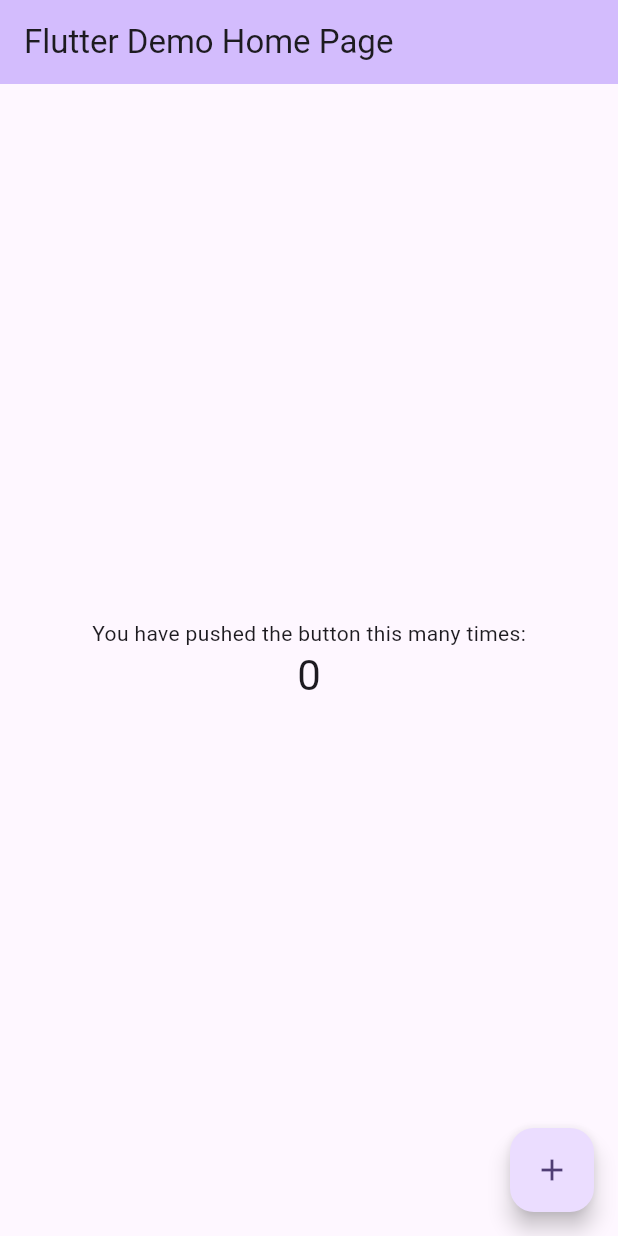
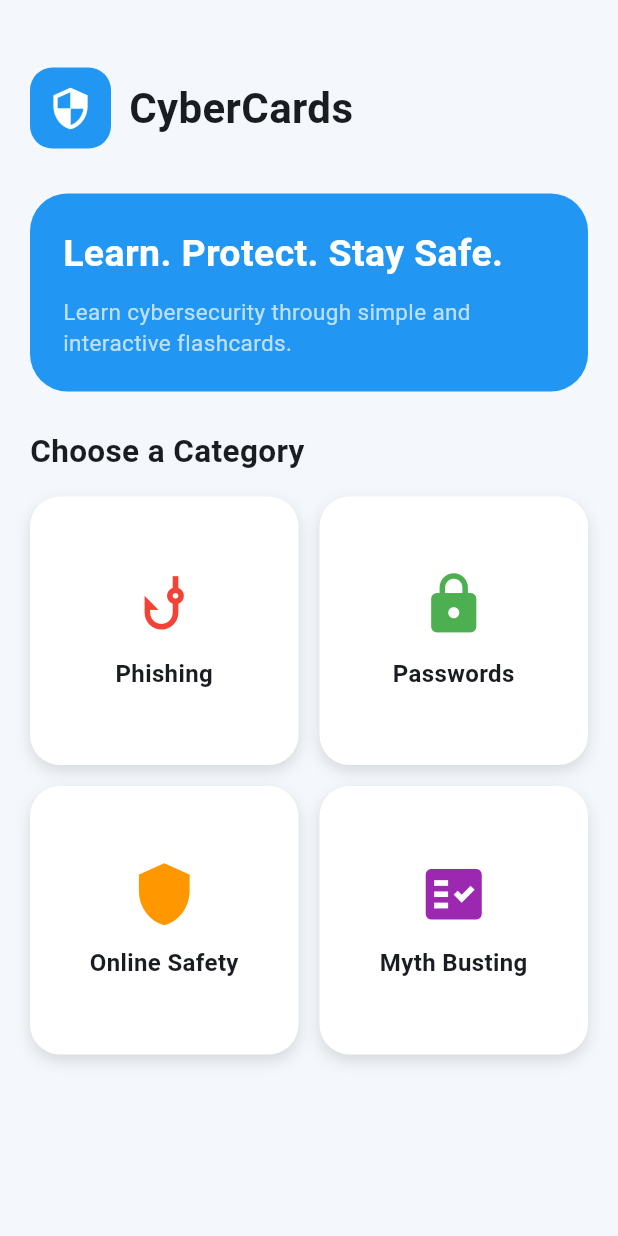
Before and after one commit to KhanArshad6053/CyberCards, a Flutter app: the screen it shows after launch, on a phone screen of 412 x 824 dp. Run offline on Flutter 3.47's test engine with Material 3 defaults, Android fonts, the phone set to English and light mode, and no system bars.

Commit message:
Update CyberCards app

```diff
--- a/cyber_cards/analysis_options.yaml
+++ b/cyber_cards/analysis_options.yaml
@@ -13,6 +13,7 @@ analyzer:
   exclude:
     - build/**
     - android/**
+    - web/**
 
 linter:
   # The lint rules applied to this project can be customized in the
--- a/cyber_cards/lib/main.dart
+++ b/cyber_cards/lib/main.dart
@@ -1,121 +1,380 @@
-import 'package:flutter/material.dart';
+ import 'package:flutter/material.dart';
+import 'data/cyber_cards.dart';
 
 void main() {
-  runApp(const MyApp());
+  runApp(const CyberCardsApp());
 }
 
-class MyApp extends StatelessWidget {
-  const MyApp({super.key});
+class CyberCardsApp extends StatelessWidget {
+  const CyberCardsApp({super.key});
 
-  // This widget is the root of your application.
   @override
   Widget build(BuildContext context) {
     return MaterialApp(
-      title: 'Flutter Demo',
+      debugShowCheckedModeBanner: false,
+      title: 'CyberCards',
       theme: ThemeData(
-        // This is the theme of your application.
-        //
-        // TRY THIS: Try running your application with "flutter run". You'll see
-        // the application has a purple toolbar. Then, without quitting the app,
-        // try changing the seedColor in the colorScheme below to Colors.green
-        // and then invoke "hot reload" (save your changes or press the "hot
-        // reload" button in a Flutter-supported IDE, or press "r" if you used
-        // the command line to start the app).
-        //
-        // Notice that the counter didn't reset back to zero; the application
-        // state is not lost during the reload. To reset the state, use hot
-        // restart instead.
-        //
-        // This works for code too, not just values: Most code changes can be
-        // tested with just a hot reload.
-        colorScheme: .fromSeed(seedColor: Colors.deepPurple),
+        colorScheme: ColorScheme.fromSeed(
+          seedColor: Colors.blue,
+        ),
+        useMaterial3: true,
       ),
-      home: const MyHomePage(title: 'Flutter Demo Home Page'),
+      home: const HomeScreen(),
     );
   }
 }
 
-class MyHomePage extends StatefulWidget {
-  const MyHomePage({super.key, required this.title});
-
-  // This widget is the home page of your application. It is stateful, meaning
-  // that it has a State object (defined below) that contains fields that affect
-  // how it looks.
-
-  // This class is the configuration for the state. It holds the values (in this
-  // case the title) provided by the parent (in this case the App widget) and
-  // used by the build method of the State. Fields in a Widget subclass are
-  // always marked "final".
-
-  final String title;
-
-  @override
-  State<MyHomePage> createState() => _MyHomePageState();
-}
-
-class _MyHomePageState extends State<MyHomePage> {
-  int _counter = 0;
-
-  void _incrementCounter() {
-    setState(() {
-      // This call to setState tells the Flutter framework that something has
-      // changed in this State, which causes it to rerun the build method below
-      // so that the display can reflect the updated values. If we changed
-      // _counter without calling setState(), then the build method would not be
-      // called again, and so nothing would appear to happen.
-      _counter++;
-    });
-  }
+class HomeScreen extends StatelessWidget {
+  const HomeScreen({super.key});
 
   @override
   Widget build(BuildContext context) {
-    // This method is rerun every time setState is called, for instance as done
-    // by the _incrementCounter method above.
-    //
-    // The Flutter framework has been optimized to make rerunning build methods
-    // fast, so that you can just rebuild anything that needs updating rather
-    // than having to individually change instances of widgets.
     return Scaffold(
-      appBar: AppBar(
-        // TRY THIS: Try changing the color here to a specific color (to
-        // Colors.amber, perhaps?) and trigger a hot reload to see the AppBar
-        // change color while the other colors stay the same.
-        backgroundColor: Theme.of(context).colorScheme.inversePrimary,
-        // Here we take the value from the MyHomePage object that was created by
-        // the App.build method, and use it to set our appbar title.
-        title: Text(widget.title),
+      backgroundColor: const Color(0xFFF4F7FB),
+      body: SafeArea(
+        child: Padding(
+          padding: const EdgeInsets.all(20),
+          child: Column(
+            crossAxisAlignment: CrossAxisAlignment.start,
+            children: [
+              const SizedBox(height: 25),
+
+              // App title
+              Row(
+                children: [
+                  Container(
+                    padding: const EdgeInsets.all(12),
+                    decoration: BoxDecoration(
+                      color: Colors.blue,
+                      borderRadius: BorderRadius.circular(15),
+                    ),
+                    child: const Icon(
+                      Icons.security,
+                      color: Colors.white,
+                      size: 30,
+                    ),
+                  ),
+
+                  const SizedBox(width: 12),
+
+                  const Text(
+                    'CyberCards',
+                    style: TextStyle(
+                      fontSize: 28,
+                      fontWeight: FontWeight.bold,
+                    ),
+                  ),
+                ],
+              ),
+
+              const SizedBox(height: 30),
+
+              // Welcome card
+              Container(
+                width: double.infinity,
+                padding: const EdgeInsets.all(22),
+                decoration: BoxDecoration(
+                  color: Colors.blue,
+                  borderRadius: BorderRadius.circular(25),
+                ),
+                child: const Column(
+                  crossAxisAlignment: CrossAxisAlignment.start,
+                  children: [
+                    Text(
+                      'Learn. Protect. Stay Safe.',
+                      style: TextStyle(
+                        color: Colors.white,
+                        fontSize: 25,
+                        fontWeight: FontWeight.bold,
+                      ),
+                    ),
+
+                    SizedBox(height: 10),
+
+                    Text(
+                      'Learn cybersecurity through simple and interactive flashcards.',
+                      style: TextStyle(
+                        color: Colors.white70,
+                        fontSize: 15,
+                        height: 1.4,
+                      ),
+                    ),
+                  ],
+                ),
+              ),
+
+              const SizedBox(height: 25),
+
+              const Text(
+                'Choose a Category',
+                style: TextStyle(
+                  fontSize: 21,
+                  fontWeight: FontWeight.bold,
+                ),
+              ),
+
+              const SizedBox(height: 15),
+
+              Expanded(
+                child: GridView.count(
+                  crossAxisCount: 2,
+                  crossAxisSpacing: 14,
+                  mainAxisSpacing: 14,
+                  children: [
+                    categoryCard(
+                      context,
+                      'Phishing',
+                      Icons.phishing,
+                      Colors.red,
+                    ),
+
+                    categoryCard(
+                      context,
+                      'Passwords',
+                      Icons.lock,
+                      Colors.green,
+                    ),
+
+                    categoryCard(
+                      context,
+                      'Online Safety',
+                      Icons.shield,
+                      Colors.orange,
+                    ),
+
+                    categoryCard(
+                      context,
+                      'Myth Busting',
+                      Icons.fact_check,
+                      Colors.purple,
+                    ),
+                  ],
+                ),
+              ),
+            ],
+          ),
+        ),
       ),
-      body: Center(
-        // Center is a layout widget. It takes a single child and positions it
-        // in the middle of the parent.
+    );
+  }
+
+  Widget categoryCard(
+    BuildContext context,
+    String title,
+    IconData icon,
+    Color color,
+  ) {
+    return GestureDetector(
+      onTap: () {
+        Navigator.push(
+          context,
+          MaterialPageRoute(
+            builder: (context) => FlashcardScreen(
+              category: title,
+            ),
+          ),
+        );
+      },
+      child: Container(
+        padding: const EdgeInsets.all(18),
+        decoration: BoxDecoration(
+          color: Colors.white,
+          borderRadius: BorderRadius.circular(20),
+          boxShadow: const [
+            BoxShadow(
+              color: Colors.black12,
+              blurRadius: 8,
+              offset: Offset(0, 4),
+            ),
+          ],
+        ),
         child: Column(
-          // Column is also a layout widget. It takes a list of children and
-          // arranges them vertically. By default, it sizes itself to fit its
-          // children horizontally, and tries to be as tall as its parent.
-          //
-          // Column has various properties to control how it sizes itself and
-          // how it positions its children. Here we use mainAxisAlignment to
-          // center the children vertically; the main axis here is the vertical
-          // axis because Columns are vertical (the cross axis would be
-          // horizontal).
-          //
-          // TRY THIS: Invoke "debug painting" (choose the "Toggle Debug Paint"
-          // action in the IDE, or press "p" in the console), to see the
-          // wireframe for each widget.
-          mainAxisAlignment: .center,
+          mainAxisAlignment: MainAxisAlignment.center,
           children: [
-            const Text('You have pushed the button this many times:'),
+            Icon(
+              icon,
+              size: 45,
+              color: color,
+            ),
+
+            const SizedBox(height: 12),
+
             Text(
-              '$_counter',
-              style: Theme.of(context).textTheme.headlineMedium,
+              title,
+              textAlign: TextAlign.center,
+              style: const TextStyle(
+                fontSize: 16,
+                fontWeight: FontWeight.bold,
+              ),
             ),
           ],
         ),
       ),
-      floatingActionButton: FloatingActionButton(
-        onPressed: _incrementCounter,
-        tooltip: 'Increment',
-        child: const Icon(Icons.add),
+    );
+  }
+}
+
+class FlashcardScreen extends StatefulWidget {
+  final String category;
+
+  const FlashcardScreen({
+    super.key,
+    required this.category,
+  });
+
+  @override
+  State<FlashcardScreen> createState() => _FlashcardScreenState();
+}
+
+class _FlashcardScreenState extends State<FlashcardScreen> {
+  int currentIndex = 0;
+  bool showAnswer = false;
+
+  @override
+  Widget build(BuildContext context) {
+    final cards = cyberCards
+        .where((card) => card.category == widget.category)
+        .toList();
+
+    final card = cards[currentIndex];
+
+    return Scaffold(
+      appBar: AppBar(
+        title: Text(widget.category),
+      ),
+      body: Padding(
+        padding: const EdgeInsets.all(18),
+        child: Column(
+          children: [
+            Text(
+              'Card ${currentIndex + 1} of ${cards.length}',
+              style: const TextStyle(
+                fontSize: 16,
+                fontWeight: FontWeight.bold,
+              ),
+            ),
+
+            const SizedBox(height: 15),
+
+            Expanded(
+              child: GestureDetector(
+                onTap: () {
+                  setState(() {
+                    showAnswer = !showAnswer;
+                  });
+                },
+                child: Container(
+                  width: double.infinity,
+                  padding: const EdgeInsets.all(25),
+                  decoration: BoxDecoration(
+                    color: showAnswer
+                        ? Colors.green
+                        : Colors.blue,
+                    borderRadius: BorderRadius.circular(25),
+                  ),
+                  child: Center(
+                    child: SingleChildScrollView(
+                      child: Column(
+                        mainAxisAlignment: MainAxisAlignment.center,
+                        children: [
+                          Icon(
+                            showAnswer
+                                ? Icons.lightbulb
+                                : Icons.security,
+                            size: 55,
+                            color: Colors.white,
+                          ),
+
+                          const SizedBox(height: 20),
+
+                          Text(
+                            card.title,
+                            textAlign: TextAlign.center,
+                            style: const TextStyle(
+                              color: Colors.white,
+                              fontSize: 25,
+                              fontWeight: FontWeight.bold,
+                            ),
+                          ),
+
+                          const SizedBox(height: 25),
+
+                          Text(
+                            showAnswer
+                                ? card.content
+                                : 'Tap the card to reveal the answer',
+                            textAlign: TextAlign.center,
+                            style: const TextStyle(
+                              color: Colors.white,
+                              fontSize: 17,
+                              height: 1.5,
+                            ),
+                          ),
+
+                          if (showAnswer) ...[
+                            const SizedBox(height: 25),
+
+                            Text(
+                              '💡 Tip: ${card.tip}',
+                              textAlign: TextAlign.center,
+                              style: const TextStyle(
+                                color: Colors.white,
+                                fontSize: 15,
+                                fontWeight: FontWeight.bold,
+                              ),
+                            ),
+                          ],
+                        ],
+                      ),
+                    ),
+                  ),
+                ),
+              ),
+            ),
+
+            const SizedBox(height: 15),
+
+            Row(
+              children: [
+                Expanded(
+                  child: OutlinedButton(
+                    onPressed: () {},
+                    child: const Text('Still Learning'),
+                  ),
+                ),
+
+                const SizedBox(width: 10),
+
+                Expanded(
+                  child: ElevatedButton(
+                    onPressed: () {},
+                    child: const Text('Known'),
+                  ),
+                ),
+              ],
+            ),
+
+            const SizedBox(height: 10),
+
+            SizedBox(
+              width: double.infinity,
+              child: ElevatedButton(
+                onPressed: () {
+                  setState(() {
+                    if (currentIndex < cards.length - 1) {
+                      currentIndex++;
+                    } else {
+                      currentIndex = 0;
+                    }
+
+                    showAnswer = false;
+                  });
+                },
+                child: const Text('Next Card →'),
+              ),
+            ),
+          ],
+        ),
       ),
     );
   }
```
Also changed, not shown: 9 other files.
